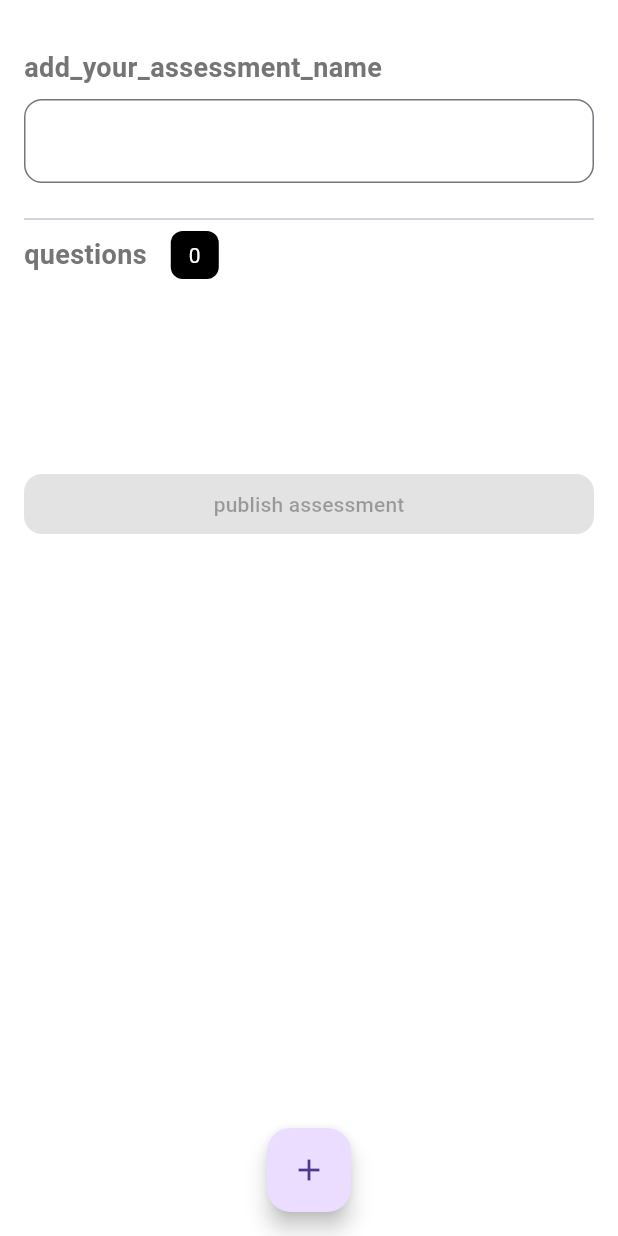
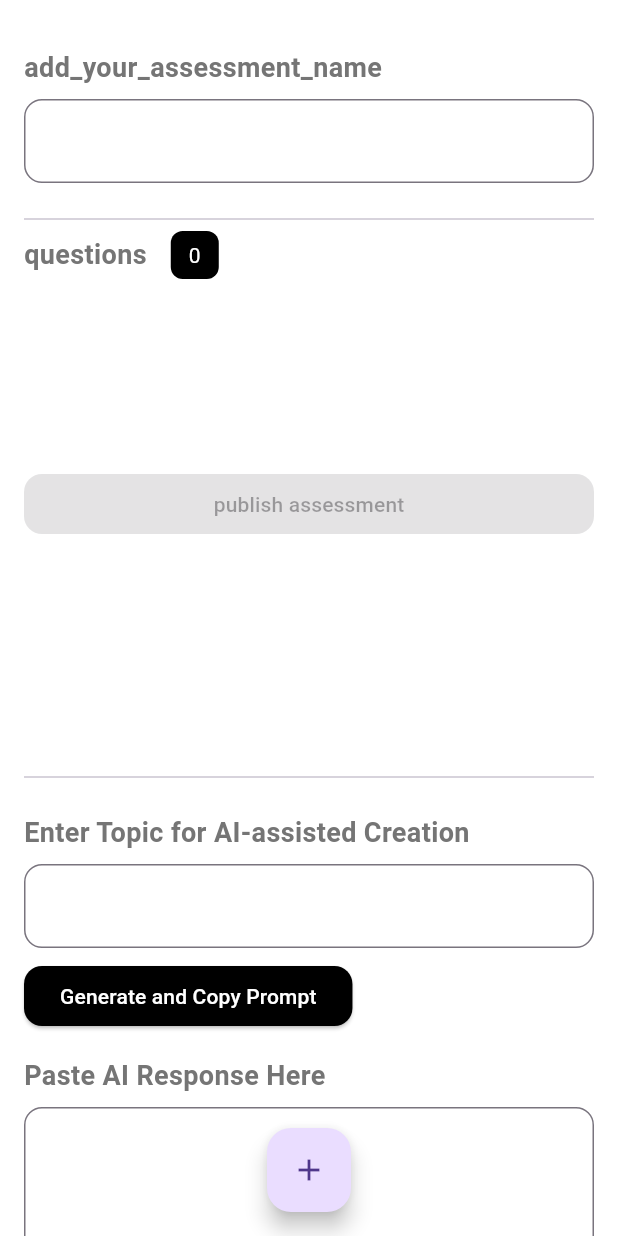
Before and after one commit to 45afeef/edutik, a Flutter app: the AssessmentCreationPage screen opened by its route, on a phone screen of 412 x 824 dp. Run offline on Flutter 3.47's test engine with Material 3 defaults, Android fonts, the phone set to English and light mode, and no system bars; our stand-ins replace cloud_firestore, connectivity_plus, firebase_auth, firebase_core, firebase_crashlytics, flip_card and 11 more; accounts and stored records are empty.

Commit message:
WIP-semi automation added

```diff
--- a/lib/src/features/assessment/p/assessment_creation_page.dart
+++ b/lib/src/features/assessment/p/assessment_creation_page.dart
@@ -1,4 +1,7 @@
+import 'dart:convert';
+
 import 'package:flutter/material.dart';
+import 'package:flutter/services.dart';
 import 'package:get/get.dart';
 
 import '../do/closed_ended/mcq.dart';
@@ -7,6 +10,9 @@ import 'controllers/assessment_creation_controller.dart';
 class AssessmentCreationPage extends StatelessWidget {
   final AssessmentDraftController _draftController =
       Get.put(AssessmentDraftController());
+
+  final TextEditingController _topicController = TextEditingController();
+  final TextEditingController _aiResponseController = TextEditingController();
 
   AssessmentCreationPage({super.key});
 
@@ -20,6 +26,7 @@ class AssessmentCreationPage extends StatelessWidget {
             child: Column(
               crossAxisAlignment: CrossAxisAlignment.stretch,
               children: [
+                // Existing UI elements...
                 Padding(
                   padding: const EdgeInsets.symmetric(vertical: 16.0),
                   child: Column(
@@ -150,6 +157,61 @@ class AssessmentCreationPage extends StatelessWidget {
                   ),
                 ),
                 const SizedBox(height: 150),
+                // New section for AI-assisted creation
+                const Divider(),
+                Padding(
+                  padding: const EdgeInsets.symmetric(vertical: 16.0),
+                  child: Column(
+                    crossAxisAlignment: CrossAxisAlignment.start,
+                    children: [
+                      const Text(
+                        'Enter Topic for AI-assisted Creation',
+                        style: TextStyle(
+                          fontSize: 18,
+                          fontWeight: FontWeight.bold,
+                        ),
+                      ),
+                      const SizedBox(height: 8),
+                      TextField(
+                        controller: _topicController,
+                        decoration: InputDecoration(
+                          border: OutlineInputBorder(
+                            borderRadius: BorderRadius.circular(12.0),
+                          ),
+                        ),
+                      ),
+                      const SizedBox(height: 8),
+                      ElevatedButton(
+                        onPressed: _generateAndCopyPrompt,
+                        child: const Text('Generate and Copy Prompt'),
+                      ),
+                      const SizedBox(height: 16),
+                      const Text(
+                        'Paste AI Response Here',
+                        style: TextStyle(
+                          fontSize: 18,
+                          fontWeight: FontWeight.bold,
+                        ),
+                      ),
+                      const SizedBox(height: 8),
+                      TextField(
+                        controller: _aiResponseController,
+                        maxLines: 10,
+                        decoration: InputDecoration(
+                          border: OutlineInputBorder(
+                            borderRadius: BorderRadius.circular(12.0),
+                          ),
+                        ),
+                      ),
+                      const SizedBox(height: 8),
+                      ElevatedButton(
+                        onPressed: _convertResponseToAssessment,
+                        child: const Text('Convert to Assessment'),
+                      ),
+                    ],
+                  ),
+                ),
+                // Existing UI elements...
               ],
             ),
           ),
@@ -161,6 +223,14 @@ class AssessmentCreationPage extends StatelessWidget {
       ),
       floatingActionButtonLocation: FloatingActionButtonLocation.centerFloat,
     );
+  }
+
+  void _convertResponseToAssessment() {
+    final response = _aiResponseController.text;
+
+    // Parse the response and convert it to questions format
+    // Example: Parse JSON or other structured data from response and add it to _draftController.questions
+    _draftController.addQuestions(response);
   }
 
   void _editQuestion(Map<String, dynamic> question) {
@@ -312,6 +382,16 @@ class AssessmentCreationPage extends StatelessWidget {
         );
       },
     );
+  }
+
+  void _generateAndCopyPrompt() {
+    final topic = _topicController.text;
+    final prompt = 'Create an assessment on the following topic: $topic. '
+        'Include multiple-choice questions with four options each and indicate the correct option.'
+        'replay in this json format {"name": "Assessment-Name","items": [{"question": "String","answer": "String","options": ["Option1","Option2","Option3","Option4"],"type": "String"}]}';
+    Clipboard.setData(ClipboardData(text: prompt));
+    Get.snackbar('Prompt Copied',
+        'The prompt has been copied to the clipboard. Please paste it into your preferred AI model.');
   }
 
   void _showDeleteForm(BuildContext context) {
```
Also changed, not shown: lib/src/features/assessment/p/controllers/assessment_creation_controller.dart (+36 -0 lines).
